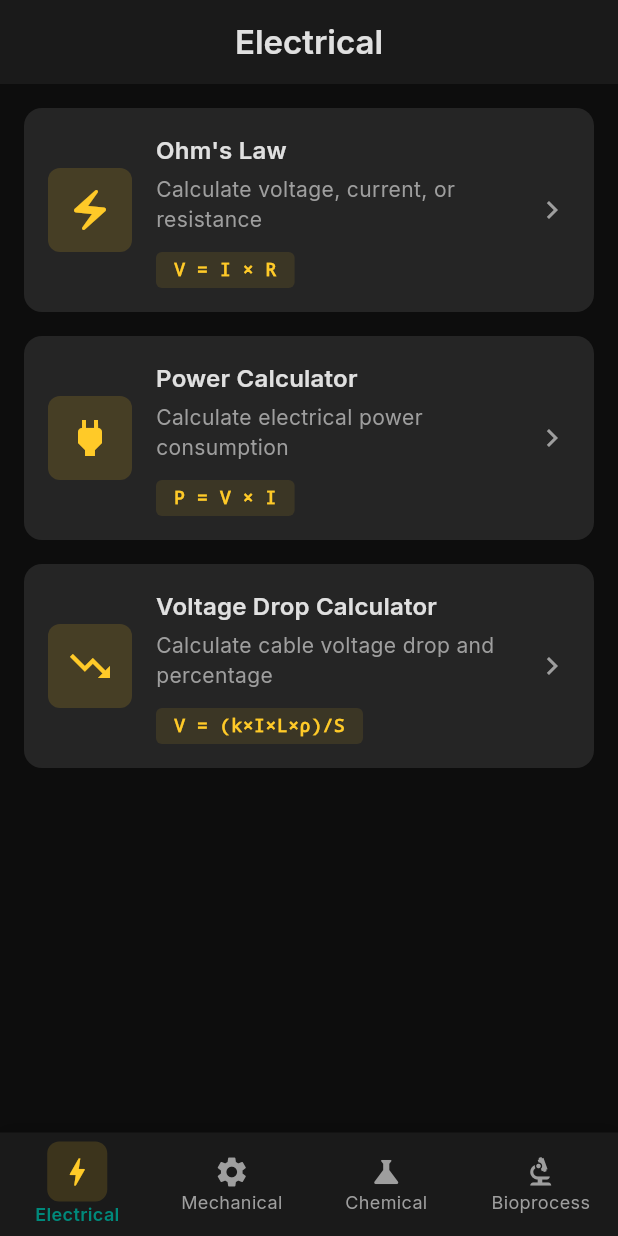
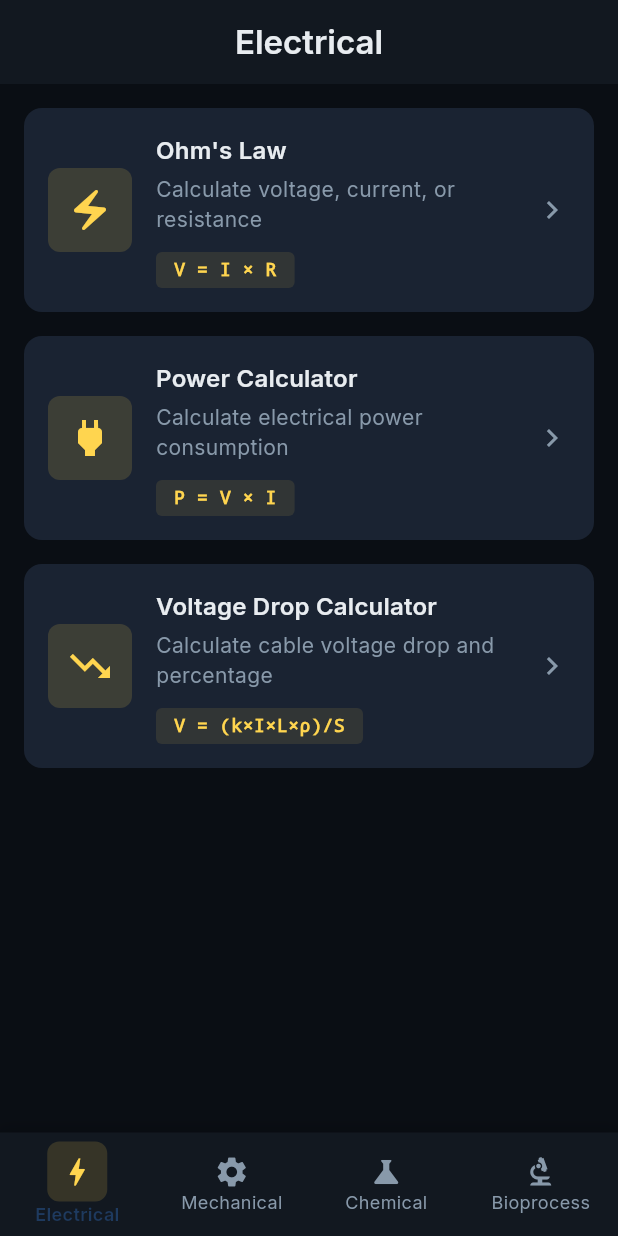
Before and after one commit to diferansiyel1/QorEng, a Flutter app: the screen it shows after launch, on a phone screen of 412 x 824 dp. Run offline on Flutter 3.47's test engine with Material 3 defaults, Android fonts, the phone set to English and light mode, and no system bars; our stand-ins replace flutter_riverpod, go_router, google_fonts, riverpod_annotation; generated files the repository leaves out were written again.

Commit message:
Update color palette to match QorEng branding
- Primary: Deep Navy Blue (#1E3A5F) from logo
- Accent: Cyan/Teal (#00BCD4) from logo gradient
- Background: OLED-optimized with subtle blue undertones
- Updated all semantic and accent colors to harmonize

```diff
--- a/lib/core/constants/app_colors.dart
+++ b/lib/core/constants/app_colors.dart
@@ -1,38 +1,64 @@
 import 'package:flutter/material.dart';
 
-/// Industrial Minimalist color palette for EngiCore.
+/// QorEng brand color palette.
 ///
-/// Primary: Teal (#00897B) for professionalism.
-/// Background: Dark-Grey/Black optimized for OLED screens.
+/// Based on the QorEng logo:
+/// - Primary: Deep Navy Blue (#1E3A5F)
+/// - Accent: Cyan/Teal (#00BCD4)
+/// - Background: OLED-optimized dark with blue undertones
 abstract final class AppColors {
-  // Primary colors
-  static const Color primary = Color(0xFF00897B);
-  static const Color primaryLight = Color(0xFF4DB6AC);
-  static const Color primaryDark = Color(0xFF00695C);
+  // ═══════════════════════════════════════════════════════════════════════════
+  // Brand Primary Colors (Deep Navy Blue from logo)
+  // ═══════════════════════════════════════════════════════════════════════════
+  static const Color primary = Color(0xFF1E3A5F);
+  static const Color primaryLight = Color(0xFF2E5A8F);
+  static const Color primaryDark = Color(0xFF0F2A4F);
 
-  // Background colors (OLED optimized)
-  static const Color backgroundDark = Color(0xFF0D0D0D);
-  static const Color backgroundLight = Color(0xFFF5F5F5);
-  static const Color surfaceDark = Color(0xFF1A1A1A);
+  // ═══════════════════════════════════════════════════════════════════════════
+  // Brand Accent Colors (Cyan/Teal from logo gradient)
+  // ═══════════════════════════════════════════════════════════════════════════
+  static const Color accent = Color(0xFF00BCD4);
+  static const Color accentLight = Color(0xFF4DD0E1);
+  static const Color accentDark = Color(0xFF0097A7);
+
+  // ═══════════════════════════════════════════════════════════════════════════
+  // Background Colors (OLED optimized with subtle blue undertone)
+  // ═══════════════════════════════════════════════════════════════════════════
+  static const Color backgroundDark = Color(0xFF0A0E14);
+  static const Color backgroundLight = Color(0xFFF5F7FA);
+  static const Color surfaceDark = Color(0xFF121820);
   static const Color surfaceLight = Color(0xFFFFFFFF);
-  static const Color cardDark = Color(0xFF252525);
-  static const Color cardLight = Color(0xFFFAFAFA);
+  static const Color cardDark = Color(0xFF1A2332);
+  static const Color cardLight = Color(0xFFFAFBFC);
 
-  // Text colors
-  static const Color textPrimaryDark = Color(0xFFE0E0E0);
-  static const Color textSecondaryDark = Color(0xFF9E9E9E);
-  static const Color textPrimaryLight = Color(0xFF212121);
-  static const Color textSecondaryLight = Color(0xFF757575);
+  // ═══════════════════════════════════════════════════════════════════════════
+  // Text Colors
+  // ═══════════════════════════════════════════════════════════════════════════
+  static const Color textPrimaryDark = Color(0xFFE8ECF0);
+  static const Color textSecondaryDark = Color(0xFF8899AA);
+  static const Color textPrimaryLight = Color(0xFF1A2332);
+  static const Color textSecondaryLight = Color(0xFF5A6A7A);
 
-  // Semantic colors
-  static const Color success = Color(0xFF4CAF50);
-  static const Color warning = Color(0xFFFFA726);
-  static const Color error = Color(0xFFEF5350);
-  static const Color info = Color(0xFF29B6F6);
+  // ═══════════════════════════════════════════════════════════════════════════
+  // Semantic Colors
+  // ═══════════════════════════════════════════════════════════════════════════
+  static const Color success = Color(0xFF00C853);
+  static const Color warning = Color(0xFFFFB300);
+  static const Color error = Color(0xFFFF5252);
+  static const Color info = Color(0xFF00BCD4);
 
-  // Industrial accent colors
-  static const Color electricalAccent = Color(0xFFFFCA28);
+  // ═══════════════════════════════════════════════════════════════════════════
+  // Engineering Module Accent Colors
+  // ═══════════════════════════════════════════════════════════════════════════
+  /// Electrical - Electric Yellow/Gold
+  static const Color electricalAccent = Color(0xFFFFD54F);
+
+  /// Mechanical - Steel Blue/Gray
   static const Color mechanicalAccent = Color(0xFF78909C);
-  static const Color chemicalAccent = Color(0xFF7E57C2);
+
+  /// Chemical - Purple/Violet
+  static const Color chemicalAccent = Color(0xFF9575CD);
+
+  /// Bioprocess - Green/Bio
   static const Color bioprocessAccent = Color(0xFF66BB6A);
 }
```
